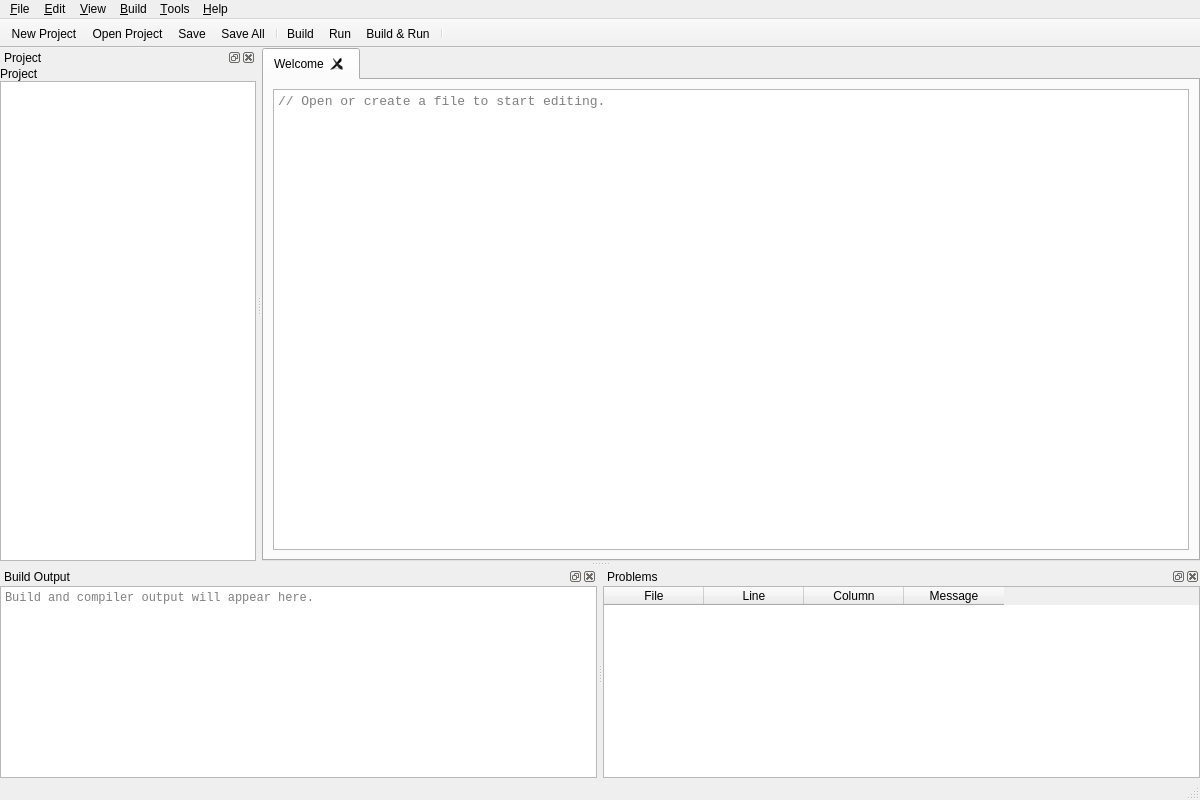
Above: src/cpplab/ui/MainWindow.ui from techy4shri/CppLabEngine before the change. Below: the same form after it.
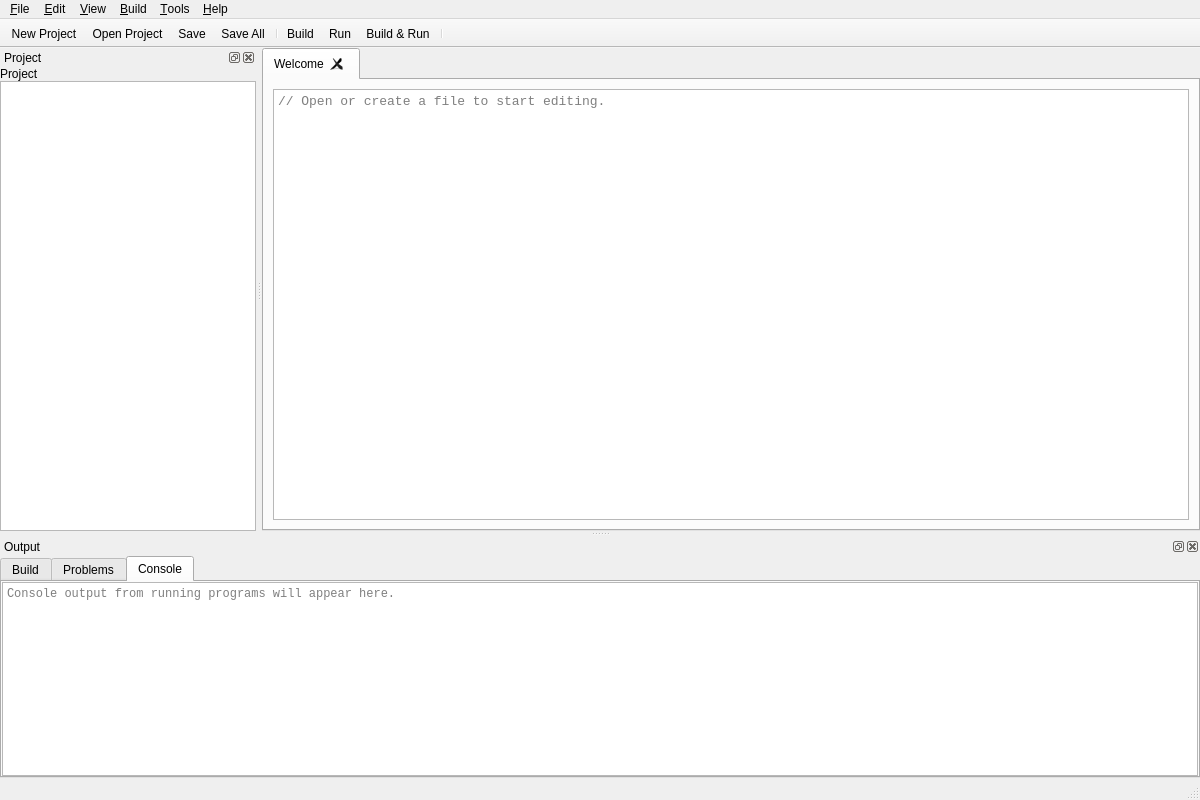
That is the form after the change. The open tabs and pages were chosen to show the change.

Diff of the .ui file:
```diff
--- a/src/cpplab/ui/MainWindow.ui
+++ b/src/cpplab/ui/MainWindow.ui
@@ -215,7 +215,7 @@
   </widget>
   <widget class="QDockWidget" name="outputDockWidget">
    <property name="windowTitle">
-    <string>Build Output</string>
+    <string>Output</string>
    </property>
    <attribute name="dockWidgetArea">
     <number>8</number>
@@ -238,6 +238,31 @@
       <number>0</number>
      </property>
      <item>
+      <widget class="QTabWidget" name="outputTabWidget">
+       <property name="currentIndex">
+        <number>0</number>
+       </property>
+       <widget class="QWidget" name="buildTab">
+        <attribute name="title">
+         <string>Build</string>
+        </attribute>
+        <layout class="QVBoxLayout" name="buildTabLayout">
+         <property name="spacing">
+          <number>0</number>
+         </property>
+         <property name="leftMargin">
+          <number>0</number>
+         </property>
+         <property name="topMargin">
+          <number>0</number>
+         </property>
+         <property name="rightMargin">
+          <number>0</number>
+         </property>
+         <property name="bottomMargin">
+          <number>0</number>
+         </property>
+         <item>
       <widget class="QPlainTextEdit" name="buildOutputTextEdit">
        <property name="font">
         <font>
@@ -255,16 +280,11 @@
      </item>
     </layout>
    </widget>
-  </widget>
-  <widget class="QDockWidget" name="problemsDockWidget">
-   <property name="windowTitle">
+       <widget class="QWidget" name="problemsTab">
+        <attribute name="title">
     <string>Problems</string>
-   </property>
-   <attribute name="dockWidgetArea">
-    <number>8</number>
-   </attribute>
-   <widget class="QWidget" name="problemsDockContent">
-    <layout class="QVBoxLayout" name="problemsDockLayout">
+        </attribute>
+        <layout class="QVBoxLayout" name="problemsTabLayout">
      <property name="spacing">
       <number>0</number>
      </property>
@@ -312,6 +332,48 @@
      </item>
     </layout>
    </widget>
+       <widget class="QWidget" name="consoleTab">
+        <attribute name="title">
+         <string>Console</string>
+        </attribute>
+        <layout class="QVBoxLayout" name="consoleTabLayout">
+         <property name="spacing">
+          <number>0</number>
+         </property>
+         <property name="leftMargin">
+          <number>0</number>
+         </property>
+         <property name="topMargin">
+          <number>0</number>
+         </property>
+         <property name="rightMargin">
+          <number>0</number>
+         </property>
+         <property name="bottomMargin">
+          <number>0</number>
+         </property>
+         <item>
+          <widget class="QPlainTextEdit" name="consoleTextEdit">
+           <property name="font">
+            <font>
+             <family>Consolas</family>
+             <pointsize>9</pointsize>
+            </font>
+           </property>
+           <property name="readOnly">
+            <bool>true</bool>
+           </property>
+           <property name="placeholderText">
+            <string>Console output from running programs will appear here.</string>
+           </property>
+          </widget>
+         </item>
+        </layout>
+       </widget>
+      </widget>
+     </item>
+    </layout>
+   </widget>
   </widget>
   <action name="newProjectAction">
    <property name="text">
```
Left out of the diff: 30 changed lines with no effect on the pictures. Lines whose indentation alone changed are shown as unchanged.
